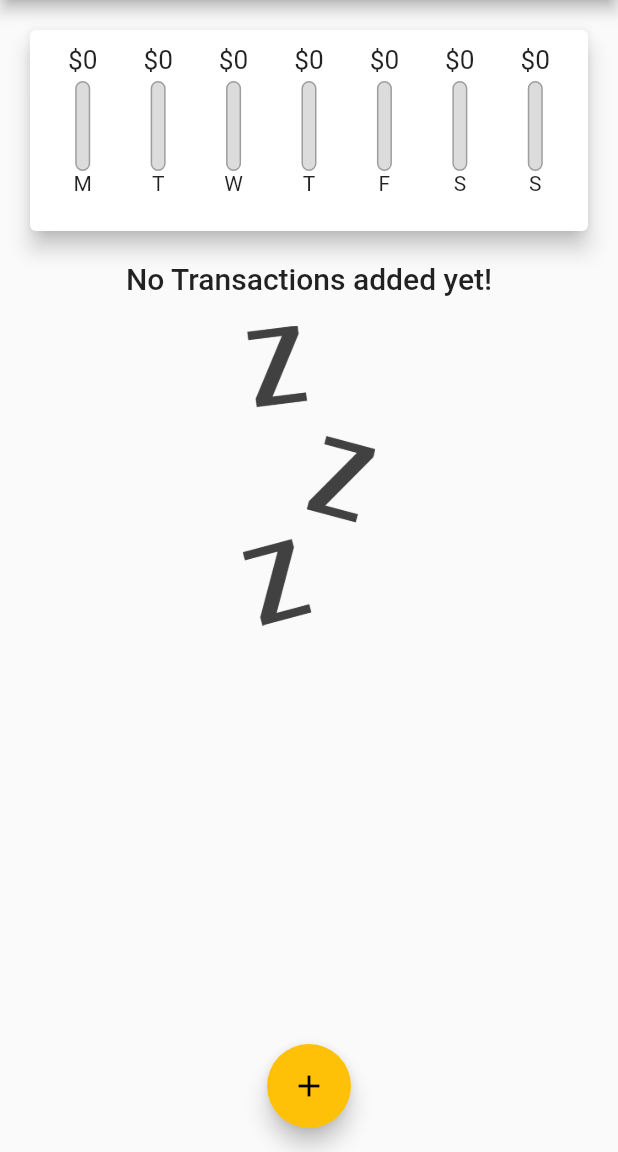
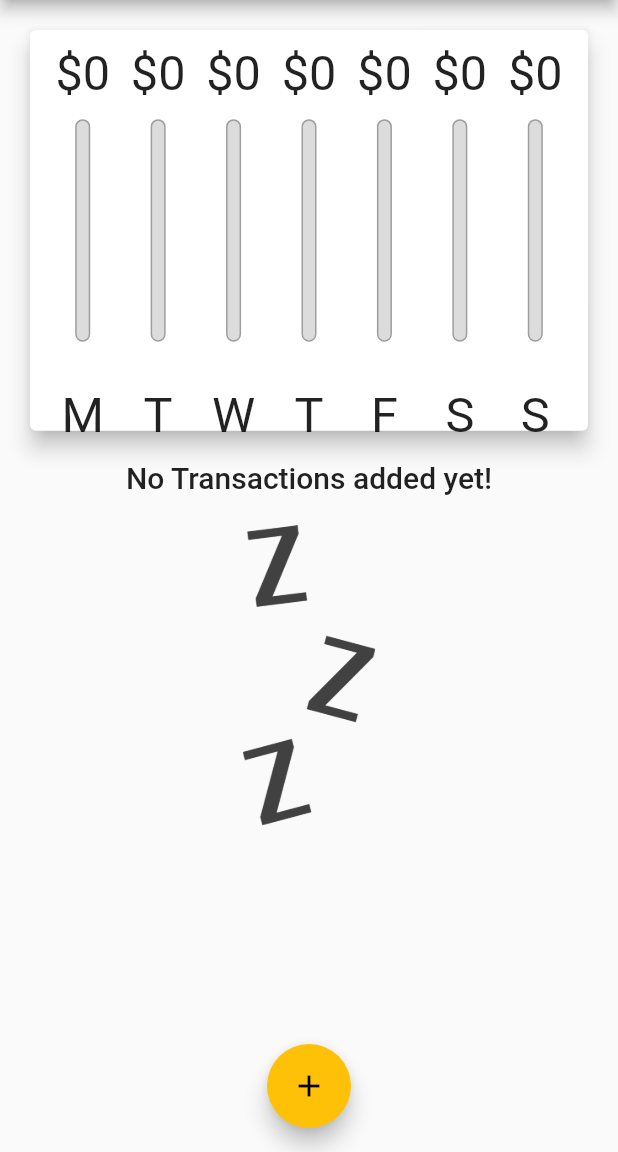
Before and after one commit to MukhammedAli/PersonalExpensesTracker, a Flutter app: the screen it shows after launch, on a phone screen of 412 x 824 dp, the part 84-1236 px from its top. Run offline on Flutter 3.47's test engine with Material 2 defaults, Android fonts, the phone set to English and light mode, and no system bars; Roboto replaces fonts that are missing (OpenSans-Regular).

Commit message:
Refactoring responsive sizes with MediaQuery and layout builder

```diff
--- a/lib/main.dart
+++ b/lib/main.dart
@@ -75,11 +75,20 @@ class _MyHomePageState extends State<MyHomePage> {
     }).toList();
   }
 
-  void _addNewTransaction(String txTitle, double txAmount) {
+  void _deleteTransaction(String id) {
+    setState(() {
+      _userTransactions.removeWhere((tx) {
+        return tx.id == id;
+      });
+    });
+  }
+
+  void _addNewTransaction(
+      String txTitle, double txAmount, DateTime chosenDate) {
     final newTx = Transaction(
       title: txTitle,
       amount: txAmount,
-      date: DateTime.now(),
+      date: chosenDate,
       id: DateTime.now().toString(),
     );
     setState(() {
@@ -107,8 +116,7 @@ class _MyHomePageState extends State<MyHomePage> {
 
   @override
   Widget build(BuildContext context) {
-    return Scaffold(
-      appBar: AppBar(
+    final appBar = AppBar(
       backgroundColor: Colors.red,
       title: const Text('Personal Exepnses',
           style: TextStyle(fontFamily: 'OpenSans-Regular')),
@@ -118,14 +126,29 @@ class _MyHomePageState extends State<MyHomePage> {
           onPressed: () => _startAddNewTransaction(context),
         ),
       ],
-      ),
+    );
+    return Scaffold(
+      appBar: appBar,
       body: SingleChildScrollView(
         child: Column(
           mainAxisAlignment: MainAxisAlignment.start,
           crossAxisAlignment: CrossAxisAlignment.center,
           children: <Widget>[
-            Chart(_recentTransactions),
-            TransactionList(_userTransactions),
+            Container(
+                height: (MediaQuery.of(context).size.height -
+                        appBar.preferredSize.height -
+                        MediaQuery.of(context).padding.top) *
+                    0.4,
+                child: Chart(_recentTransactions)),
+            Container(
+              height: (MediaQuery.of(context).size.height -
+                      appBar.preferredSize.height -
+                      MediaQuery.of(context).padding.top) *
+                  0.6,
+              child: Expanded(
+                  child:
+                      TransactionList(_userTransactions, _deleteTransaction)),
+            ),
           ],
         ),
       ),
--- a/lib/widgets/chart_bar.dart
+++ b/lib/widgets/chart_bar.dart
@@ -9,16 +9,18 @@ class ChartBar extends StatelessWidget {
 
   @override
   Widget build(BuildContext context) {
+    return LayoutBuilder(
+      builder: (ctx, constraint) {
         return Column(children: <Widget>[
           Container(
-          height: 20,
-          child:
-              FittedBox(child: Text('\$${spendingAmount.toStringAsFixed(0)}'))),
+              height: constraint.maxHeight * 0.15,
+              child: FittedBox(
+                  child: Text('\$${spendingAmount.toStringAsFixed(0)}'))),
           SizedBox(
-        height: 4,
+            height: constraint.maxHeight * 0.05,
           ),
           Container(
-        height: 60,
+            height: constraint.maxHeight * 0.6,
             width: 10,
             child: Stack(
               children: <Widget>[
@@ -42,9 +44,13 @@ class ChartBar extends StatelessWidget {
           ),
           SizedBox(
             height: 30,
-        child: Text(label),
           ),
+          Container(
+              height: constraint.maxHeight * 0.15,
+              child: FittedBox(child: Text(label))),
         ]);
+      },
+    );
   }
 }
 //
--- a/lib/widgets/transaction_list.dart
+++ b/lib/widgets/transaction_list.dart
@@ -5,13 +5,12 @@ import 'package:intl/intl.dart';
 
 class TransactionList extends StatelessWidget {
   final List<Transaction> transactions;
+  final Function deleteTx;
 
-  TransactionList(this.transactions);
+  TransactionList(this.transactions, this.deleteTx);
   @override
   Widget build(BuildContext context) {
-    return Container(
-      height: 300,
-      child: transactions.isEmpty
+    return transactions.isEmpty
         ? Column(children: <Widget>[
             Text(
               'No Transactions added yet!',
@@ -43,10 +42,14 @@ class TransactionList extends StatelessWidget {
                       )),
                   title: Text(transactions[index].title,
                       style: Theme.of(context).textTheme.bodyText1),
-                    subtitle: Text(
-                        DateFormat.yMMMd().format(transactions[index].date)),
-                    trailing:
-                        IconButton(icon: Icon(Icons.star), onPressed: null),
+                  subtitle:
+                      Text(DateFormat.yMMMd().format(transactions[index].date)),
+                  trailing: IconButton(
+                    icon: Icon(Icons.delete),
+                    color: Theme.of(context).errorColor,
+                    onPressed: () => deleteTx(transactions[index].id),
+                  ),
+                  // IconButton(icon: Icon(Icons.star), onPressed: null),
                 ),
               );
               // return Card(
@@ -90,7 +93,6 @@ class TransactionList extends StatelessWidget {
               // );
             },
             itemCount: transactions.length,
-            ),
           );
   }
 }
```
Also changed, not shown: lib/widgets/new_transaction.dart (+13 -9 lines). Lines whose indentation alone changed are shown as unchanged.
